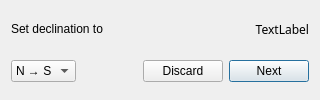
The window that layouts/dec_cal.ui (finnjames/threepio) describes before a commit, drawn with Qt 5.
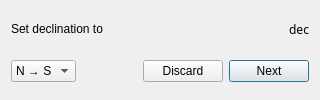
The same window after the commit.

Diff of the .ui file:
```diff
--- a/layouts/dec_cal.ui
+++ b/layouts/dec_cal.ui
@@ -29,7 +29,7 @@
       </font>
      </property>
      <property name="text">
-      <string>TextLabel</string>
+      <string>dec</string>
      </property>
      <property name="alignment">
       <set>Qt::AlignRight|Qt::AlignTrailing|Qt::AlignVCenter</set>
```
